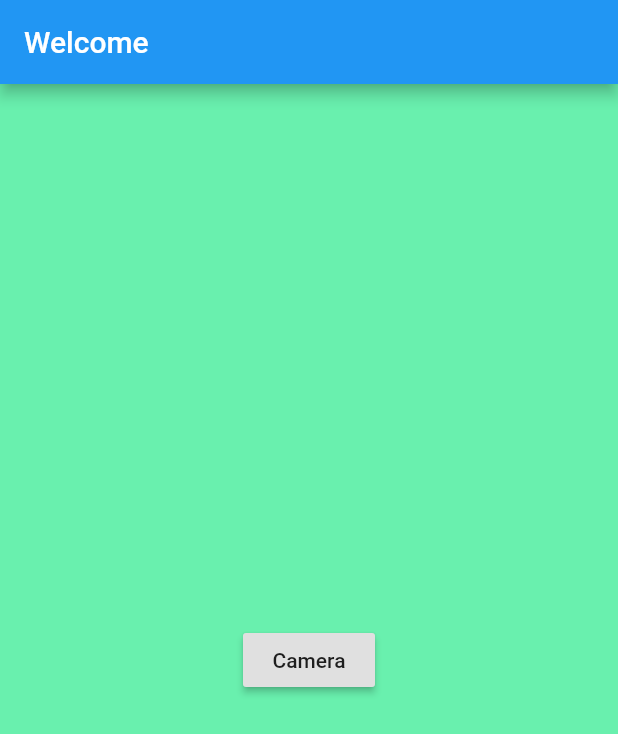
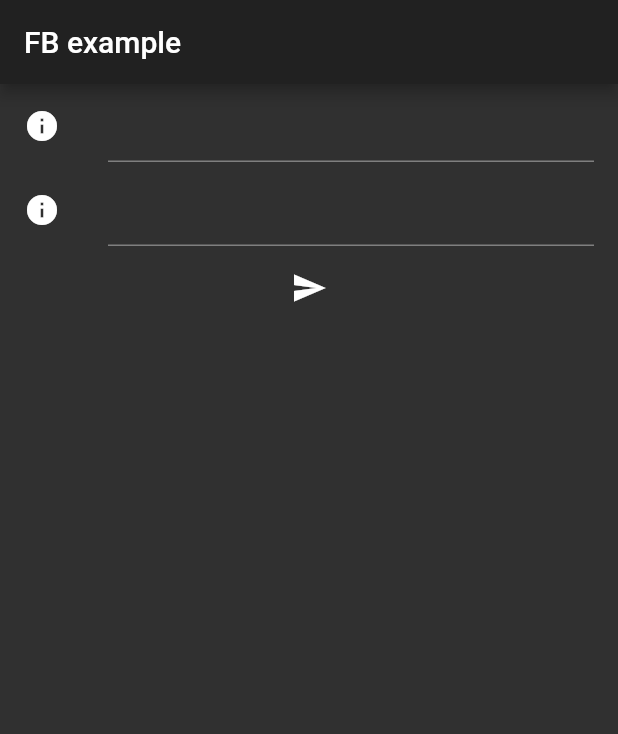
Before and after one commit to Lauren-Boone/CameraTest, a Flutter app: the screen it shows after launch, on a phone screen of 412 x 824 dp. Shown: the top 734 px of the screen. Run offline on Flutter 3.47's test engine with Material 2 defaults, Android fonts, the phone set to English and light mode, and no system bars; drawn by our look-alikes of firebase_database.

```diff
--- a/lib/main.dart
+++ b/lib/main.dart
@@ -1,171 +1,152 @@
-import 'dart:io';
+import 'package:flutter/material.dart';
 
-import 'package:flutter/material.dart';
-import 'package:gallery_saver/gallery_saver.dart';
-import 'package:image_picker/image_picker.dart';
-
-//void main() => runApp(MyApp());
-void main(){
-  runApp(
-    MaterialApp(
-   home: Scaffold(
-     appBar: AppBar(
-       title: Text('Welcome'),
-       ),
-       body: MyHome(),
-       ),
-    ),
-  );
-}
-
-//class MyApp extends StatefulWidget {
- // @override
- //  _MyHome createState() => _MyHome();
-//}
+import 'package:firebase_database/firebase_database.dart';
+import 'package:firebase_database/ui/firebase_animated_list.dart';
+// import 'package:firebase_core/firebase_core.dart'; not nessecary
 
 
-class MyHome extends StatelessWidget{
-  String photobutton = "Camera";
- //String googeVI = "Test Photo";
+//code from https://github.com/tensor-programming/flutter_firebase/blob/master/lib/main.dart
+//to test our database
+void main() => runApp(MyApp());
+
+class MyApp extends StatelessWidget {
   @override
-  Widget build(BuildContext context){
-    return Center(
-      child: Container(
-        color: Colors.greenAccent ,
-        child: Center(
-          child: RaisedButton(
-            child: Text(photobutton),
-            onPressed: (){
-              Navigator.push(context,
-                MaterialPageRoute(builder: (context) => _CameraPage()),
+  Widget build(BuildContext context) {
+    return MaterialApp(
+      debugShowCheckedModeBanner: false,
+      title: 'Flutter Demo',
+      theme: ThemeData.dark(),
+      home: Home(),
     );
-            }
-
-            ),
-
-            ),
-          ),
-          );
-
   }
 }
 
+class Home extends StatefulWidget {
+  @override
+  HomeState createState() => HomeState();
+}
 
-  class _CameraPage extends StatelessWidget {
-  String firstButtonText = 'Take photo';
-  String secondButtonText = 'Record video';
-  double textSize = 20;
-  String albumName ='Media';
+class HomeState extends State<Home> {
+  List<Item> items = List();
+  Item item;
+  DatabaseReference itemRef;
+
+  final GlobalKey<FormState> formKey = GlobalKey<FormState>();
+
+  @override
+  void initState() {
+    super.initState();
+    item = Item("", "");
+    final FirebaseDatabase database = FirebaseDatabase.instance; //Rather then just writing FirebaseDatabase(), get the instance.
+    itemRef = database.reference().child('items');
+    itemRef.onChildAdded.listen(_onEntryAdded);
+    itemRef.onChildChanged.listen(_onEntryChanged);
+  }
+
+  _onEntryAdded(Event event) {
+    setState(() {
+      items.add(Item.fromSnapshot(event.snapshot));
+    });
+  }
+
+  _onEntryChanged(Event event) {
+    var old = items.singleWhere((entry) {
+      return entry.key == event.snapshot.key;
+    });
+    setState(() {
+      items[items.indexOf(old)] = Item.fromSnapshot(event.snapshot);
+    });
+  }
+
+  void handleSubmit() {
+    final FormState form = formKey.currentState;
+
+    if (form.validate()) {
+      form.save();
+      form.reset();
+      itemRef.push().set(item.toJson());
+    }
+  }
 
   @override
   Widget build(BuildContext context) {
-    return MaterialApp(
-        home: Scaffold(
-        floatingActionButton: FloatingActionButton(
-          child: Text('Back'),
-          onPressed: (){
-          Navigator.push(context,
-                MaterialPageRoute(builder: (context) => MyHome()),
-              );
-        },),
-      body: Container(
-        color: Colors.white,
-        child: Column(
+    return Scaffold(
+      appBar: AppBar(
+        title: Text('FB example'),
+      ),
+      resizeToAvoidBottomPadding: false,
+      body: Column(
         children: <Widget>[
           Flexible(
-              flex: 1,
-              child: Container(
-                child: SizedBox.expand(
-                  child: RaisedButton(
-                    color: Colors.blue,
-                    onPressed: _takePhoto,
-                    child: Text(firstButtonText,
-                        style:
-                            TextStyle(fontSize: textSize, color: Colors.white)),
+            flex: 0,
+            child: Center(
+              child: Form(
+                key: formKey,
+                child: Flex(
+                  direction: Axis.vertical,
+                  children: <Widget>[
+                    ListTile(
+                      leading: Icon(Icons.info),
+                      title: TextFormField(
+                        initialValue: "",
+                        onSaved: (val) => item.title = val,
+                        validator: (val) => val == "" ? val : null,
+                      ),
+                    ),
+                    ListTile(
+                      leading: Icon(Icons.info),
+                      title: TextFormField(
+                        initialValue: '',
+                        onSaved: (val) => item.body = val,
+                        validator: (val) => val == "" ? val : null,
+                      ),
+                    ),
+                    IconButton(
+                      icon: Icon(Icons.send),
+                      onPressed: () {
+                        handleSubmit();
+                      },
+                    ),
+                  ],
                 ),
               ),
             ),
           ),
           Flexible(
-              child: Container(
-                  child: SizedBox.expand(
-                child: RaisedButton(
-                  color: Colors.white,
-                  onPressed: _recordVideo,
-                  child: Text(secondButtonText,
-                      style: TextStyle(
-                          fontSize: textSize, color: Colors.blueGrey)),
+            child: FirebaseAnimatedList(
+              query: itemRef,
+              itemBuilder: (BuildContext context, DataSnapshot snapshot,
+                  Animation<double> animation, int index) {
+                return new ListTile(
+                  leading: Icon(Icons.message),
+                  title: Text(items[index].title),
+                  subtitle: Text(items[index].body),
+                );
+              },
             ),
-              )),
-              flex: 1,
-            )
+          ),
         ],
       ),
-      ),
-    ));
+    );
+  }
 }
 
-  void _takePhoto() async {
-    ImagePicker.pickImage(source: ImageSource.camera)
-        .then((File recordedImage) {
-      if (recordedImage != null && recordedImage.path != null) {
-        //setState(() {
-         // firstButtonText = 'saving in progress...';
-        //});
-        GallerySaver.saveImage(recordedImage.path, albumName: albumName)
-            .then((bool success) {
-         // setState(() {
-           // firstButtonText = 'image saved!';
-         // });
-        });
+class Item {
+  String key;
+  String title;
+  String body;
+
+  Item(this.title, this.body);
+
+  Item.fromSnapshot(DataSnapshot snapshot)
+      : key = snapshot.key,
+        title = snapshot.value["title"],
+        body = snapshot.value["body"];
+
+  toJson() {
+    return {
+      "title": title,
+      "body": body,
+    };
   }
-    });
 }
-
-  void _recordVideo() async {
-    ImagePicker.pickVideo(source: ImageSource.camera)
-        .then((File recordedVideo) {
-      if (recordedVideo != null && recordedVideo.path != null) {
-       // setState(() {
-         // secondButtonText = 'saving in progress...';
-        //});
-        GallerySaver.saveVideo(recordedVideo.path, albumName: albumName)
-            .then((bool success) {
-         // setState(() {
-          //  secondButtonText = 'video saved!';
-         // });
-        });
-      }
-    });
-  }
-
-  // ignore: unused_element
-  void _saveNetworkVideo() async {
-    String path =
-        'https://sample-videos.com/video123/mp4/720/big_buck_bunny_720p_1mb.mp4';
-    GallerySaver.saveVideo(path, albumName: albumName).then((bool success) {
-      //setState(() {
-       // print('Video is saved');
-      //});
-    });
-  }
-
-  // ignore: unused_element
-  void _saveNetworkImage() async {
-    String path =
-        'https://image.shutterstock.com/image-photo/montreal-canada-july-11-2019-600w-1450023539.jpg';
-    GallerySaver.saveImage(path, albumName: albumName).then((bool success) {
-      //setState(() {
-       // print('Image is saved');
-      //});
-    });
-  }
-
-
-
-
-
-
-
-
-  }
--- a/pubspec.yaml
+++ b/pubspec.yaml
@@ -24,6 +24,8 @@ dependencies:
   path:
   gallery_saver:
   image_picker:
+  firebase_database:
+  firebase_core:
 
   # The following adds the Cupertino Icons font to your application.
   # Use with the CupertinoIcons class for iOS style icons.
```
Also changed, not shown: pubspec.lock, 3 other files. Lines whose indentation alone changed are shown as unchanged.
